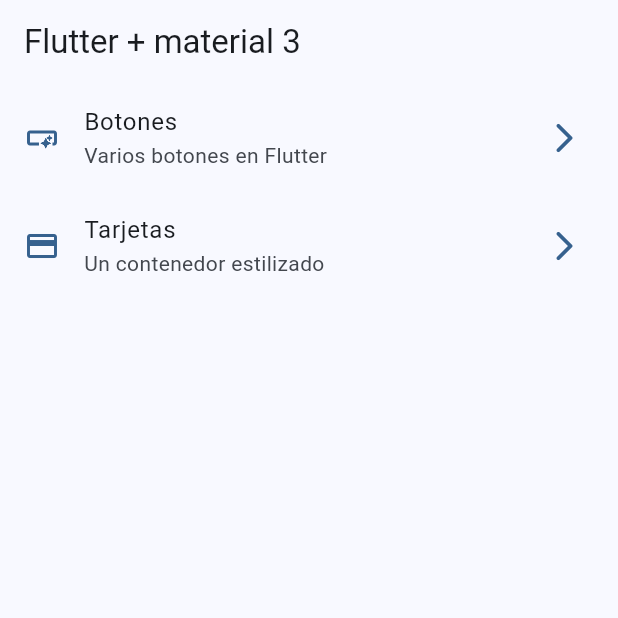
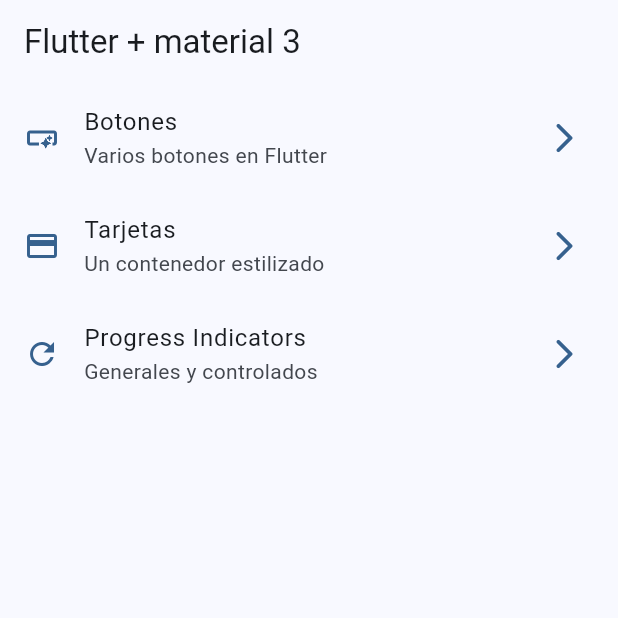
Before and after one commit to EstebanDiaz001/widgets_app, a Flutter app: the screen it shows after launch, on a phone screen of 412 x 824 dp, the top half of it. Run offline on Flutter 3.47's test engine with Material 2 defaults, Android fonts, the phone set to English and light mode, and no system bars; our stand-ins replace go_router.

Commit message:
Progress Indicators Finishsed

```diff
--- a/lib/config/menu/menu_items.dart
+++ b/lib/config/menu/menu_items.dart
@@ -25,4 +25,11 @@ const appMenuItems = <MenuItem>[
     subTitle: 'Un contenedor estilizado',
     link: '/cards',
     icon: Icons.credit_card),
+
+  MenuItem(
+    title: 'Progress Indicators',
+    subTitle: 'Generales y controlados',
+    link: '/progress',
+    icon: Icons.refresh_outlined),
+
 ];
--- a/lib/config/router/app_router.dart
+++ b/lib/config/router/app_router.dart
@@ -23,5 +23,11 @@ final appRouter = GoRouter(
       builder: (context, state) => const CardsScreen(),
     ),
 
+    GoRoute(
+      path: '/progress',
+      name: ProgressScreen.name,
+      builder: (context, state) => const ProgressScreen(),
+    ),
+
   ],
 );
--- a/lib/main.dart
+++ b/lib/main.dart
@@ -17,6 +17,7 @@ class MainApp extends StatelessWidget {
       routerConfig: appRouter,
 
 
+
     );
   }
 }
```
Also changed, not shown: lib/presentation/screens/progress/progress_screen.dart (+79 -1 lines).
